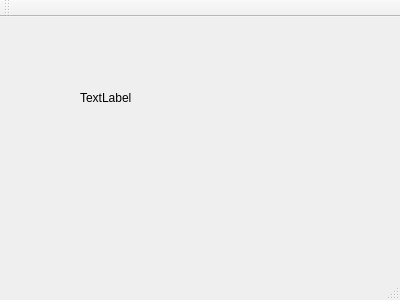
Old version of the form Amalthea/mainwindow.ui in the repository OlexandrI/Amalthea-WiFi.
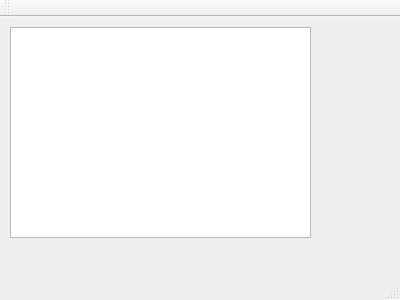
New version of the form.

```diff
--- a/Amalthea/mainwindow.ui
+++ b/Amalthea/mainwindow.ui
@@ -14,18 +14,15 @@
    <string>MainWindow</string>
   </property>
   <widget class="QWidget" name="centralWidget">
-   <widget class="QLabel" name="label">
+   <widget class="QTextBrowser" name="textBrowser">
     <property name="geometry">
      <rect>
-      <x>80</x>
-      <y>70</y>
-      <width>71</width>
-      <height>21</height>
+      <x>10</x>
+      <y>10</y>
+      <width>301</width>
+      <height>211</height>
      </rect>
     </property>
-    <property name="text">
-     <string>TextLabel</string>
-    </property>
    </widget>
   </widget>
   <widget class="QMenuBar" name="menuBar">
```
